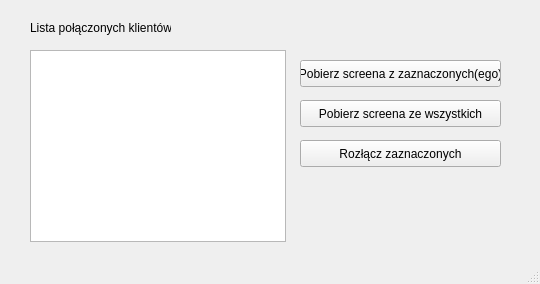
Before: the Qt Designer form server/GUI/main_window.ui in gitfred/viscreen, drawn with Qt 5.
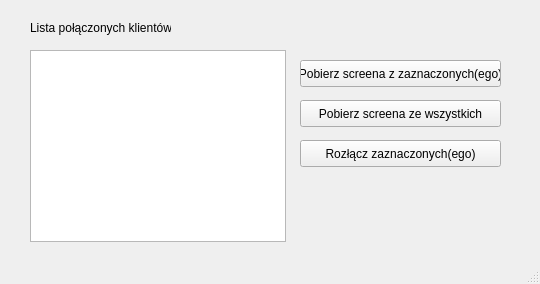
After: the same form once the commit is applied.

What changed in the file:
```diff
--- a/server/GUI/main_window.ui
+++ b/server/GUI/main_window.ui
@@ -10,6 +10,12 @@
     <height>284</height>
    </rect>
   </property>
+  <property name="maximumSize">
+   <size>
+    <width>540</width>
+    <height>284</height>
+   </size>
+  </property>
   <property name="windowTitle">
    <string>ViScreen</string>
   </property>
@@ -73,7 +79,7 @@
      </rect>
     </property>
     <property name="text">
-     <string>Rozłącz zaznaczonych</string>
+     <string>Rozłącz zaznaczonych(ego)</string>
     </property>
    </widget>
   </widget>
```
